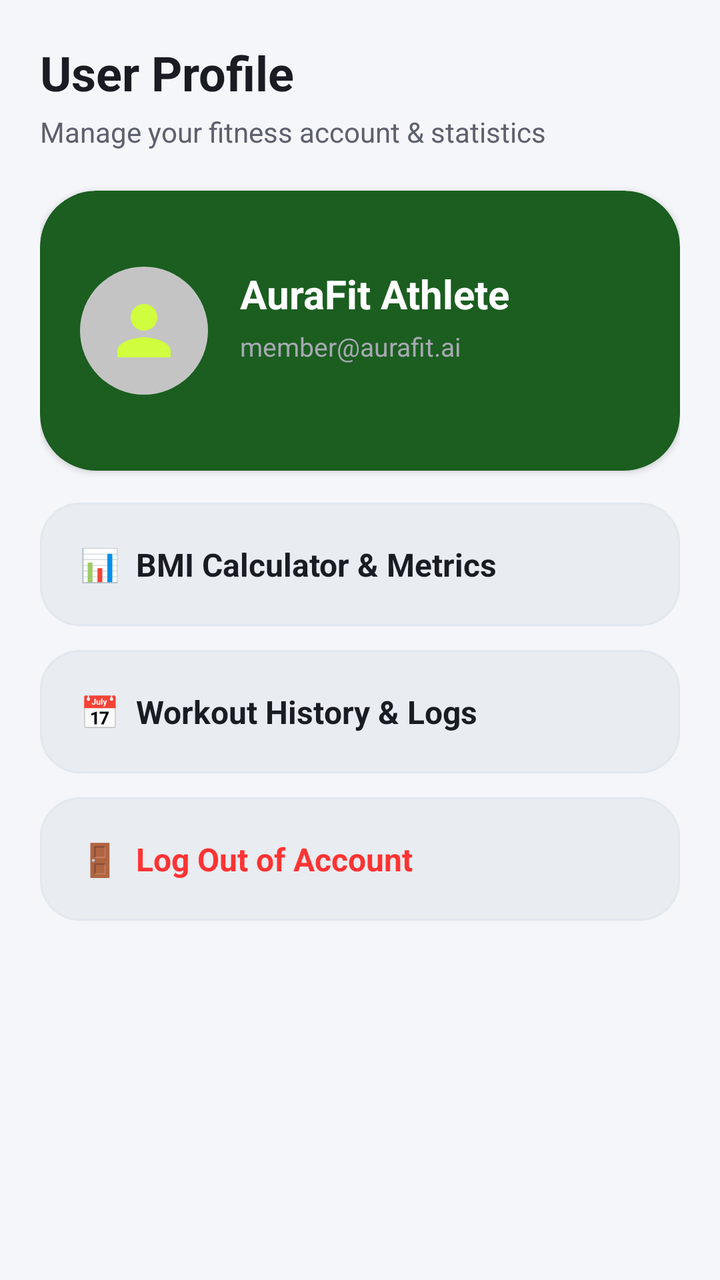
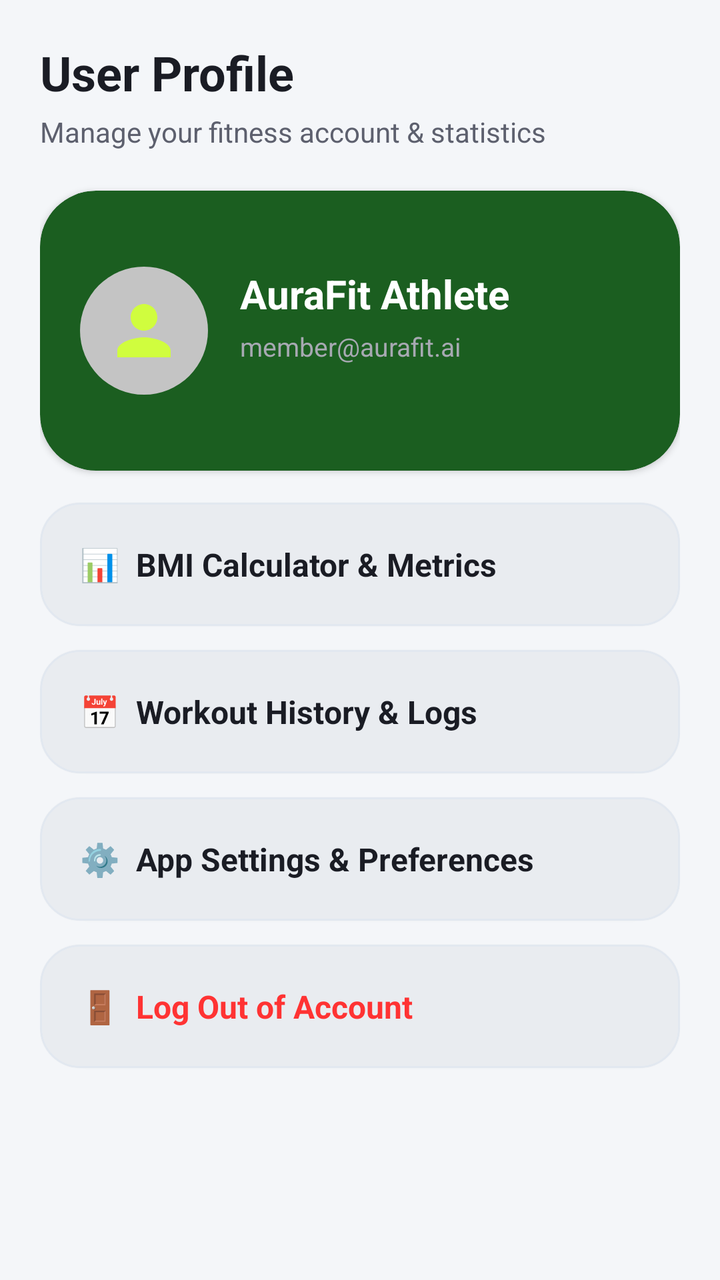

Two renders of the same Android screen: before a commit and after it. Below are the layout's source before the change and the commit's diff.
<!-- AndroidManifest.xml: application theme Theme.AuraFitAI -->
<!-- res/layout/fragment_profile.xml -->
<?xml version="1.0" encoding="utf-8"?>
<androidx.core.widget.NestedScrollView xmlns:android="http://schemas.android.com/apk/res/android"
    xmlns:app="http://schemas.android.com/apk/res-auto"
    android:layout_width="match_parent"
    android:layout_height="match_parent"
    android:background="?attr/colorSurface"
    android:fillViewport="true">

    <androidx.constraintlayout.widget.ConstraintLayout
        android:layout_width="match_parent"
        android:layout_height="wrap_content"
        android:padding="20dp"
        android:paddingBottom="100dp">

        <TextView
            android:id="@+id/tvProfileTitle"
            android:layout_width="wrap_content"
            android:layout_height="wrap_content"
            android:text="User Profile"
            android:textColor="?attr/colorOnSurface"
            android:textSize="24sp"
            android:textStyle="bold"
            app:layout_constraintStart_toStartOf="parent"
            app:layout_constraintTop_toTopOf="parent" />

        <TextView
            android:id="@+id/tvProfileSubtitle"
            android:layout_width="wrap_content"
            android:layout_height="wrap_content"
            android:layout_marginTop="4dp"
            android:text="Manage your fitness account &amp; statistics"
            android:textColor="?attr/colorOnSurfaceVariant"
            android:textSize="14sp"
            app:layout_constraintStart_toStartOf="parent"
            app:layout_constraintTop_toBottomOf="@+id/tvProfileTitle" />

        
        <com.google.android.material.card.MaterialCardView
            android:id="@+id/cardProfileHeader"
            android:layout_width="match_parent"
            android:layout_height="140dp"
            android:layout_marginTop="20dp"
            app:cardBackgroundColor="@color/athletic_emerald"
            app:cardCornerRadius="28dp"
            app:cardElevation="2dp"
            app:strokeWidth="0dp"
            app:layout_constraintTop_toBottomOf="@+id/tvProfileSubtitle">

            <androidx.constraintlayout.widget.ConstraintLayout
                android:layout_width="match_parent"
                android:layout_height="match_parent"
                android:padding="20dp">

                <ImageView
                    android:id="@+id/ivUserAvatar"
                    android:layout_width="64dp"
                    android:layout_height="64dp"
                    android:background="@drawable/item_circular_color_gray_background"
                    android:contentDescription="User Avatar"
                    android:padding="12dp"
                    android:src="@drawable/ic_user"
                    app:layout_constraintBottom_toBottomOf="parent"
                    app:layout_constraintStart_toStartOf="parent"
                    app:layout_constraintTop_toTopOf="parent"
                    app:tint="@color/electric_lime" />

                <TextView
                    android:id="@+id/tvUserName"
                    android:layout_width="0dp"
                    android:layout_height="wrap_content"
                    android:layout_marginStart="16dp"
                    android:text="AuraFit Athlete"
                    android:textColor="@color/white"
                    android:textSize="20sp"
                    android:textStyle="bold"
                    app:layout_constraintEnd_toEndOf="parent"
                    app:layout_constraintStart_toEndOf="@+id/ivUserAvatar"
                    app:layout_constraintTop_toTopOf="@+id/ivUserAvatar" />

                <TextView
                    android:id="@+id/tvUserEmail"
                    android:layout_width="0dp"
                    android:layout_height="wrap_content"
                    android:layout_marginStart="16dp"
                    android:layout_marginTop="4dp"
                    android:text="member@aurafit.ai"
                    android:textColor="@color/dark_on_surface_variant"
                    android:textSize="13sp"
                    app:layout_constraintEnd_toEndOf="parent"
                    app:layout_constraintStart_toEndOf="@+id/ivUserAvatar"
                    app:layout_constraintTop_toBottomOf="@+id/tvUserName" />

            </androidx.constraintlayout.widget.ConstraintLayout>
        </com.google.android.material.card.MaterialCardView>

        
        <com.google.android.material.card.MaterialCardView
            android:id="@+id/cardOptionBmi"
            android:layout_width="match_parent"
            android:layout_height="wrap_content"
            android:layout_marginTop="16dp"
            app:cardBackgroundColor="?attr/colorSurfaceVariant"
            app:cardCornerRadius="20dp"
            app:cardElevation="1dp"
            app:strokeWidth="1dp"
            app:strokeColor="@color/borderStroke"
            app:layout_constraintTop_toBottomOf="@+id/cardProfileHeader">

            <TextView
                android:layout_width="match_parent"
                android:layout_height="wrap_content"
                android:padding="20dp"
                android:text="📊  BMI Calculator &amp; Metrics"
                android:textColor="?attr/colorOnSurface"
                android:textSize="16sp"
                android:textStyle="bold" />
        </com.google.android.material.card.MaterialCardView>

        
        <com.google.android.material.card.MaterialCardView
            android:id="@+id/cardOptionHistory"
            android:layout_width="match_parent"
            android:layout_height="wrap_content"
            android:layout_marginTop="12dp"
            app:cardBackgroundColor="?attr/colorSurfaceVariant"
            app:cardCornerRadius="20dp"
            app:cardElevation="1dp"
            app:strokeWidth="1dp"
            app:strokeColor="@color/borderStroke"
            app:layout_constraintTop_toBottomOf="@+id/cardOptionBmi">

            <TextView
                android:layout_width="match_parent"
                android:layout_height="wrap_content"
                android:padding="20dp"
                android:text="📅  Workout History &amp; Logs"
                android:textColor="?attr/colorOnSurface"
                android:textSize="16sp"
                android:textStyle="bold" />
        </com.google.android.material.card.MaterialCardView>

        
        <com.google.android.material.card.MaterialCardView
            android:id="@+id/cardOptionLogout"
            android:layout_width="match_parent"
            android:layout_height="wrap_content"
            android:layout_marginTop="12dp"
            app:cardBackgroundColor="?attr/colorSurfaceVariant"
            app:cardCornerRadius="20dp"
            app:cardElevation="1dp"
            app:strokeWidth="1dp"
            app:strokeColor="@color/borderStroke"
            app:layout_constraintTop_toBottomOf="@+id/cardOptionHistory">

            <TextView
                android:layout_width="match_parent"
                android:layout_height="wrap_content"
                android:padding="20dp"
                android:text="🚪  Log Out of Account"
                android:textColor="@color/error_red"
                android:textSize="16sp"
                android:textStyle="bold" />
        </com.google.android.material.card.MaterialCardView>

    </androidx.constraintlayout.widget.ConstraintLayout>
</androidx.core.widget.NestedScrollView>
<!-- resources referenced by this layout -->
<resources>
  <color name="athletic_emerald">#1B5E20</color>
  <color name="borderStroke">#E2E8F0</color>
  <color name="dark_on_surface_variant">#A7A9B2</color>
  <color name="electric_lime">#D0FD3E</color>
  <color name="error_red">#FF3333</color>
  <color name="white">#FFFFFF</color>
  <!-- drawable ic_user (drawable) -->
  <vector xmlns:android="http://schemas.android.com/apk/res/android" android:height="24dp" android:tint="#8A95A5" android:viewportHeight="24" android:viewportWidth="24" android:width="24dp">
        
      <path android:fillColor="@android:color/white" android:pathData="M12,12c2.21,0 4,-1.79 4,-4s-1.79,-4 -4,-4 -4,1.79 -4,4 1.79,4 4,4zM12,14c-2.67,0 -8,1.34 -8,4v2h16v-2c0,-2.66 -5.33,-4 -8,-4z"/>
      
  </vector>
  <!-- drawable item_circular_color_gray_background (drawable) -->
  <?xml version="1.0" encoding="utf-8"?>
  <shape xmlns:android="http://schemas.android.com/apk/res/android"
      android:shape="oval">
  
      <solid android:color="#c4c4c4"/>
  
  </shape>
  <style name="Theme.AuraFitAI" parent="Theme.Material3.Light.NoActionBar">
          <item name="colorPrimary">@color/gradient_auth_center</item>
          <item name="colorOnPrimary">@color/white</item>
          <item name="colorPrimaryContainer">@color/athletic_emerald_light</item>
          <item name="colorSecondary">@color/electric_lime</item>
          <item name="colorOnSecondary">@color/dark_on_background</item>
          <item name="colorTertiary">@color/gradient_btn_start</item>
  
          <item name="android:windowBackground">@color/light_background</item>
          <item name="colorSurface">@color/light_surface</item>
          <item name="colorSurfaceVariant">@color/light_surface_variant</item>
  
          <item name="colorOnBackground">@color/light_on_background</item>
          <item name="colorOnSurface">@color/light_on_surface</item>
          <item name="colorOnSurfaceVariant">@color/light_on_surface_variant</item>
  
          <item name="android:statusBarColor">@color/light_background</item>
          <item name="android:windowLightStatusBar">true</item>
      </style>
  <color name="gradient_auth_center">#00A86B</color>
  <color name="athletic_emerald_light">#4C8C4A</color>
  <color name="dark_on_background">#FFFFFF</color>
  <color name="gradient_btn_start">#00C99E</color>
  <color name="light_background">#FFFFFF</color>
  <color name="light_surface">#F4F6F9</color>
  <color name="light_surface_variant">#E9ECF0</color>
  <color name="light_on_background">#0D0E12</color>
  <color name="light_on_surface">#1A1C24</color>
  <color name="light_on_surface_variant">#5D606E</color>
</resources>

<!-- the commit's change to res/layout/fragment_profile.xml (unified diff, before → after) -->
@@ -141,7 +141,7 @@
 
         
         <com.google.android.material.card.MaterialCardView
-            android:id="@+id/cardOptionLogout"
+            android:id="@+id/cardOptionSettings"
             android:layout_width="match_parent"
             android:layout_height="wrap_content"
             android:layout_marginTop="12dp"
@@ -156,6 +156,29 @@
                 android:layout_width="match_parent"
                 android:layout_height="wrap_content"
                 android:padding="20dp"
+                android:text="⚙️  App Settings &amp; Preferences"
+                android:textColor="?attr/colorOnSurface"
+                android:textSize="16sp"
+                android:textStyle="bold" />
+        </com.google.android.material.card.MaterialCardView>
+
+        
+        <com.google.android.material.card.MaterialCardView
+            android:id="@+id/cardOptionLogout"
+            android:layout_width="match_parent"
+            android:layout_height="wrap_content"
+            android:layout_marginTop="12dp"
+            app:cardBackgroundColor="?attr/colorSurfaceVariant"
+            app:cardCornerRadius="20dp"
+            app:cardElevation="1dp"
+            app:strokeWidth="1dp"
+            app:strokeColor="@color/borderStroke"
+            app:layout_constraintTop_toBottomOf="@+id/cardOptionSettings">
+
+            <TextView
+                android:layout_width="match_parent"
+                android:layout_height="wrap_content"
+                android:padding="20dp"
                 android:text="🚪  Log Out of Account"
                 android:textColor="@color/error_red"
                 android:textSize="16sp"
